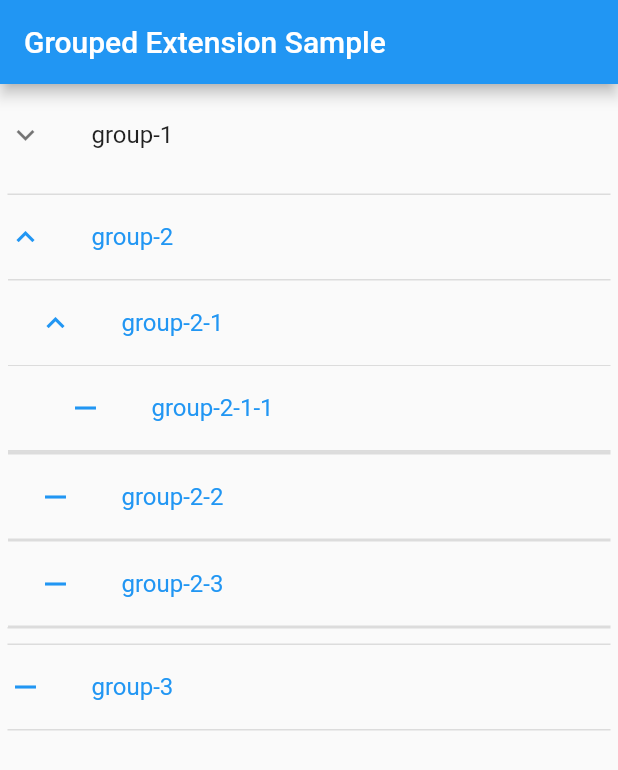
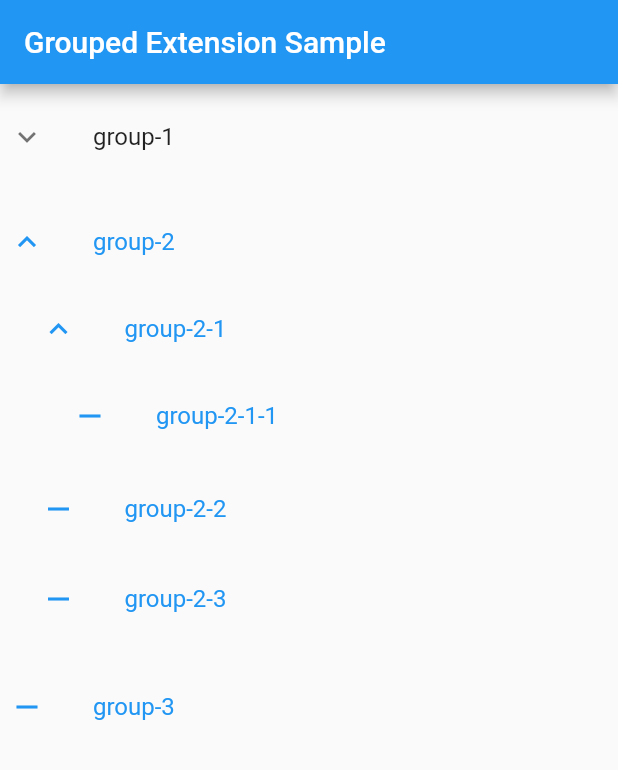
Before and after one commit to yuto-yuto/grouped-expansion-tile, a Flutter app: the screen it shows after launch, after a tap on "group-1", on a phone screen of 412 x 824 dp. Shown: the top 770 px of the screen. Run offline on Flutter 3.47's test engine with Material 2 defaults, Android fonts, the phone set to English and light mode, and no system bars.

```diff
--- a/lib/grouped_expansion_tile.dart
+++ b/lib/grouped_expansion_tile.dart
@@ -11,7 +11,7 @@ typedef WidgetBuilder<T extends GroupBase> = Widget Function(
   int depth,
 );
 
-class GroupedExpansionTile<T extends GroupBase> extends StatelessWidget {
+class GroupedExpansionTile<T extends GroupBase> extends StatefulWidget {
   final Iterable<T> data;
   final WidgetBuilder<T> builder;
   final EdgeInsetsGeometry? padding;
@@ -31,9 +31,17 @@ class GroupedExpansionTile<T extends GroupBase> extends StatelessWidget {
     Key? key,
   }) : super(key: key);
 
+  @override
+  _GroupedExpansionTile<T> createState() => _GroupedExpansionTile<T>();
+}
+
+class _GroupedExpansionTile<T extends GroupBase>
+    extends State<GroupedExpansionTile<T>> {
+  List<Border> _boders = [];
+
   List<Parent<T>> _createItemTree(List<Parent<T>> parents) {
     for (final parent in parents) {
-      final children = data
+      final children = widget.data
           .where((e) => e.parent == parent.self.uid)
           .map((e) => Parent<T>(self: e))
           .toList();
@@ -55,8 +63,21 @@ class GroupedExpansionTile<T extends GroupBase> extends StatelessWidget {
         _createExpansionTile(children.toList(), parent, depth);
     final feedbackExpansionTile = _createExpansionTile([], parent, depth);
 
-    return Draggable(
-      child: expansionTile,
+    final border = Border.all(color: Colors.transparent, width: 1);
+    _boders.add(border);
+
+    final decoratedTile = Container(
+      decoration: BoxDecoration(
+        border: border,
+      ),
+      child: Theme(
+        data: Theme.of(context).copyWith(dividerColor: Colors.transparent),
+        child: expansionTile,
+      ),
+    );
+
+    final draggable = Draggable(
+      child: decoratedTile,
       feedback: Material(
         child: ConstrainedBox(
           constraints:
@@ -65,6 +86,11 @@ class GroupedExpansionTile<T extends GroupBase> extends StatelessWidget {
         ),
       ),
     );
+    return draggable;
+    // return DragTarget<T>(
+    //   builder: (context, accepted, rejected) => expansionTile,
+    //   onMove: ,
+    // );
   }
 
   ExpansionTile _createExpansionTile(
@@ -77,24 +103,26 @@ class GroupedExpansionTile<T extends GroupBase> extends StatelessWidget {
     return ExpansionTile(
       leading: leading,
       onExpansionChanged: (bool expanded) {
-        onExpansionChanged?.call(expanded, parent, depth);
+        widget.onExpansionChanged?.call(expanded, parent, depth);
       },
-      tilePadding: tilePadding ?? EdgeInsets.only(left: depth * 20),
-      initiallyExpanded: initiallyExpanded ?? true,
-      title: builder(parent, depth),
+      tilePadding: widget.tilePadding ?? EdgeInsets.only(left: depth * 20),
+      initiallyExpanded: widget.initiallyExpanded ?? true,
+      title: widget.builder(parent, depth),
       children: children.toList(),
-      controlAffinity: controlAffinity ?? ListTileControlAffinity.leading,
+      controlAffinity:
+          widget.controlAffinity ?? ListTileControlAffinity.leading,
     );
   }
 
   @override
   Widget build(BuildContext context) {
-    final isUnique = data.map((e) => e.uid).toSet().length == data.length;
+    final isUnique =
+        widget.data.map((e) => e.uid).toSet().length == widget.data.length;
     if (!isUnique) {
       throw Exception("List must not contain the same uid.");
     }
 
-    final topParents = data
+    final topParents = widget.data
         .where((e) => e.parent == null)
         .map((e) => Parent<T>(self: e))
         .toList();
@@ -105,7 +133,7 @@ class GroupedExpansionTile<T extends GroupBase> extends StatelessWidget {
         tree.map((e) => _createWidgetTree(context, e, 0)).toList();
 
     return ListView.separated(
-      padding: padding ?? const EdgeInsets.all(5),
+      padding: widget.padding ?? const EdgeInsets.all(5),
       separatorBuilder: (context, index) => const SizedBox(height: 10),
       itemCount: expansionTiles.length,
       itemBuilder: (context, index) => expansionTiles[index],
```
